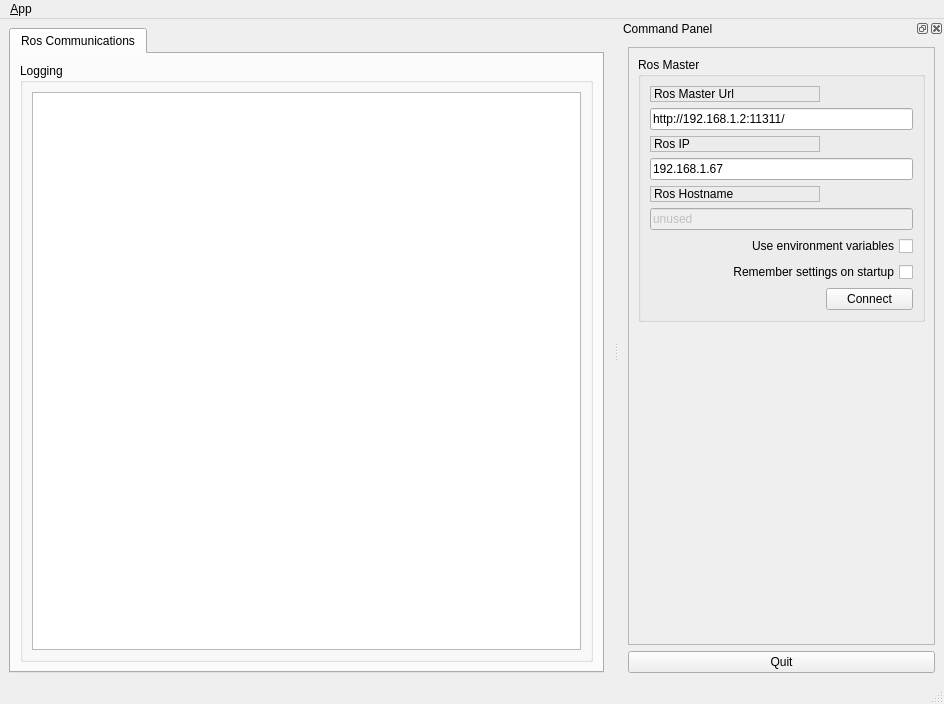
Above: ui/main_window.ui from Lauro199471/xbox_gui before the change. Below: the same form after it.
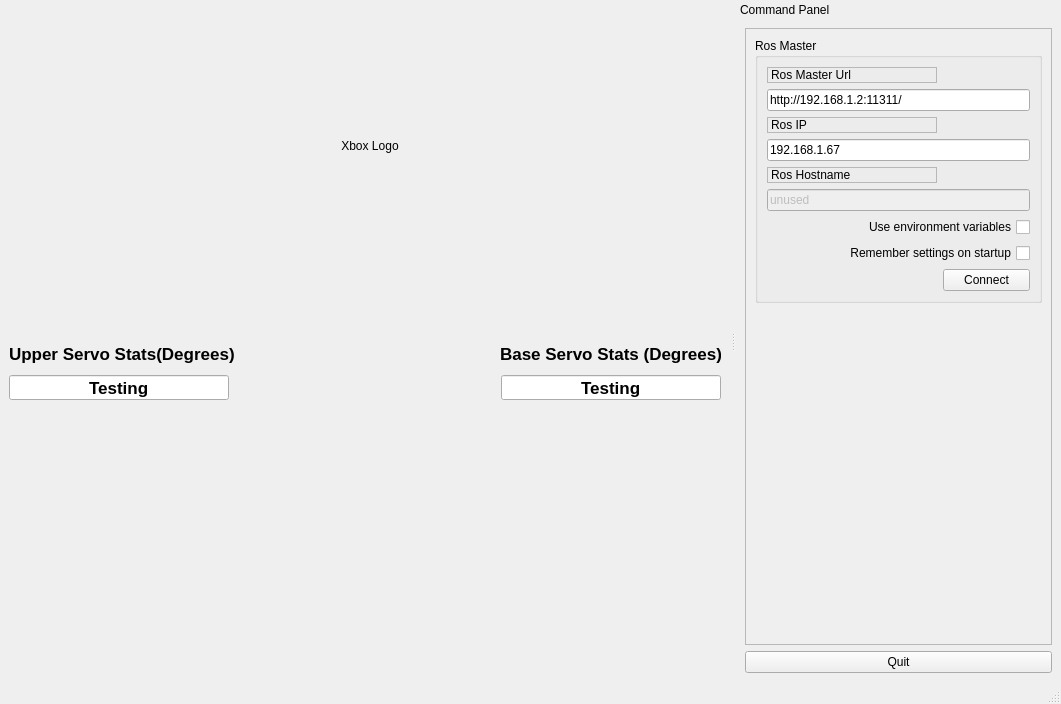
That is the form after the change. Icons and pictures are not drawn.

The edit to the form file:
```diff
--- a/ui/main_window.ui
+++ b/ui/main_window.ui
@@ -23,70 +23,199 @@
   <widget class="QWidget" name="centralwidget">
    <layout class="QHBoxLayout">
     <item>
-     <widget class="QTabWidget" name="tab_manager">
-      <property name="minimumSize">
-       <size>
-        <width>100</width>
-        <height>0</height>
-       </size>
-      </property>
-      <property name="locale">
-       <locale language="English" country="Australia"/>
-      </property>
-      <property name="currentIndex">
-       <number>0</number>
-      </property>
-      <widget class="QWidget" name="tab_status">
-       <attribute name="title">
-        <string>Ros Communications</string>
-       </attribute>
+     <layout class="QGridLayout" name="gridLayout_2">
+      <item row="2" column="2">
        <layout class="QVBoxLayout" name="verticalLayout_2">
+        <property name="topMargin">
+         <number>50</number>
+        </property>
         <item>
-         <widget class="QGroupBox" name="groupBox_12">
-          <property name="sizePolicy">
-           <sizepolicy hsizetype="MinimumExpanding" vsizetype="Preferred">
-            <horstretch>0</horstretch>
-            <verstretch>0</verstretch>
-           </sizepolicy>
+         <widget class="QLabel" name="label_BaseServo">
+          <property name="minimumSize">
+           <size>
+            <width>220</width>
+            <height>30</height>
+           </size>
           </property>
-          <property name="title">
-           <string>Logging</string>
+          <property name="maximumSize">
+           <size>
+            <width>220</width>
+            <height>30</height>
+           </size>
           </property>
-          <layout class="QGridLayout" name="gridLayout_3">
-           <item row="0" column="0">
-            <widget class="QListView" name="view_logging"/>
-           </item>
-          </layout>
+          <property name="font">
+           <font>
+            <pointsize>13</pointsize>
+            <weight>75</weight>
+            <bold>true</bold>
+           </font>
+          </property>
+          <property name="text">
+           <string>Base Servo Stats (Degrees)</string>
+          </property>
+          <property name="alignment">
+           <set>Qt::AlignCenter</set>
+          </property>
          </widget>
         </item>
+        <item>
+         <widget class="QLineEdit" name="lineEdit_baseServo">
+          <property name="minimumSize">
+           <size>
+            <width>220</width>
+            <height>25</height>
+           </size>
+          </property>
+          <property name="maximumSize">
+           <size>
+            <width>220</width>
+            <height>25</height>
+           </size>
+          </property>
+          <property name="font">
+           <font>
+            <pointsize>13</pointsize>
+            <weight>75</weight>
+            <bold>true</bold>
+           </font>
+          </property>
+          <property name="text">
+           <string>Testing</string>
+          </property>
+          <property name="alignment">
+           <set>Qt::AlignCenter</set>
+          </property>
+         </widget>
+        </item>
        </layout>
-      </widget>
-     </widget>
+      </item>
+      <item row="0" column="1">
+       <widget class="QLabel" name="label_picture">
+        <property name="minimumSize">
+         <size>
+          <width>250</width>
+          <height>250</height>
+         </size>
+        </property>
+        <property name="maximumSize">
+         <size>
+          <width>250</width>
+          <height>250</height>
+         </size>
+        </property>
+        <property name="text">
+         <string>Xbox Logo</string>
+        </property>
+        <property name="alignment">
+         <set>Qt::AlignCenter</set>
+        </property>
+       </widget>
+      </item>
+      <item row="0" column="0">
+       <spacer name="horizontalSpacer_2">
+        <property name="orientation">
+         <enum>Qt::Horizontal</enum>
+        </property>
+        <property name="sizeHint" stdset="0">
+         <size>
+          <width>40</width>
+          <height>20</height>
+         </size>
+        </property>
+       </spacer>
+      </item>
+      <item row="0" column="2">
+       <spacer name="verticalSpacer_2">
+        <property name="orientation">
+         <enum>Qt::Vertical</enum>
+        </property>
+        <property name="sizeHint" stdset="0">
+         <size>
+          <width>20</width>
+          <height>40</height>
+         </size>
+        </property>
+       </spacer>
+      </item>
+      <item row="3" column="2">
+       <spacer name="verticalSpacer_4">
+        <property name="orientation">
+         <enum>Qt::Vertical</enum>
+        </property>
+        <property name="sizeHint" stdset="0">
+         <size>
+          <width>20</width>
+          <height>40</height>
+         </size>
+        </property>
+       </spacer>
+      </item>
+      <item row="2" column="0">
+       <layout class="QVBoxLayout" name="verticalLayout_4">
+        <property name="topMargin">
+         <number>50</number>
+        </property>
+        <item>
+         <widget class="QLabel" name="label_UpperServo">
+          <property name="minimumSize">
+           <size>
+            <width>230</width>
+            <height>30</height>
+           </size>
+          </property>
+          <property name="maximumSize">
+           <size>
+            <width>230</width>
+            <height>30</height>
+           </size>
+          </property>
+          <property name="font">
+           <font>
+            <pointsize>13</pointsize>
+            <weight>75</weight>
+            <bold>true</bold>
+           </font>
+          </property>
+          <property name="text">
+           <string>Upper Servo Stats(Degrees)</string>
+          </property>
+         </widget>
+        </item>
+        <item>
+         <widget class="QLineEdit" name="lineEdit_UpperServo">
+          <property name="minimumSize">
+           <size>
+            <width>220</width>
+            <height>25</height>
+           </size>
+          </property>
+          <property name="maximumSize">
+           <size>
+            <width>220</width>
+            <height>25</height>
+           </size>
+          </property>
+          <property name="font">
+           <font>
+            <pointsize>13</pointsize>
+            <weight>75</weight>
+            <bold>true</bold>
+           </font>
+          </property>
+          <property name="text">
+           <string>Testing</string>
+          </property>
+          <property name="alignment">
+           <set>Qt::AlignCenter</set>
+          </property>
+         </widget>
+        </item>
+       </layout>
+      </item>
+     </layout>
     </item>
    </layout>
   </widget>
-  <widget class="QMenuBar" name="menubar">
-   <property name="geometry">
-    <rect>
-     <x>0</x>
-     <y>0</y>
-     <width>944</width>
-     <height>21</height>
-    </rect>
-   </property>
-   <widget class="QMenu" name="menu_File">
-    <property name="title">
-     <string>&amp;App</string>
-    </property>
-    <addaction name="action_Preferences"/>
-    <addaction name="separator"/>
-    <addaction name="actionAbout"/>
-    <addaction name="actionAbout_Qt"/>
-    <addaction name="separator"/>
-    <addaction name="action_Quit"/>
-   </widget>
-   <addaction name="menu_File"/>
-  </widget>
   <widget class="QStatusBar" name="statusbar"/>
   <widget class="QDockWidget" name="dock_status">
    <property name="sizePolicy">
@@ -98,9 +227,12 @@
    <property name="minimumSize">
     <size>
      <width>325</width>
-     <height>368</height>
+     <height>389</height>
     </size>
    </property>
+   <property name="features">
+    <set>QDockWidget::NoDockWidgetFeatures</set>
+   </property>
    <property name="allowedAreas">
     <set>Qt::RightDockWidgetArea</set>
    </property>
```
